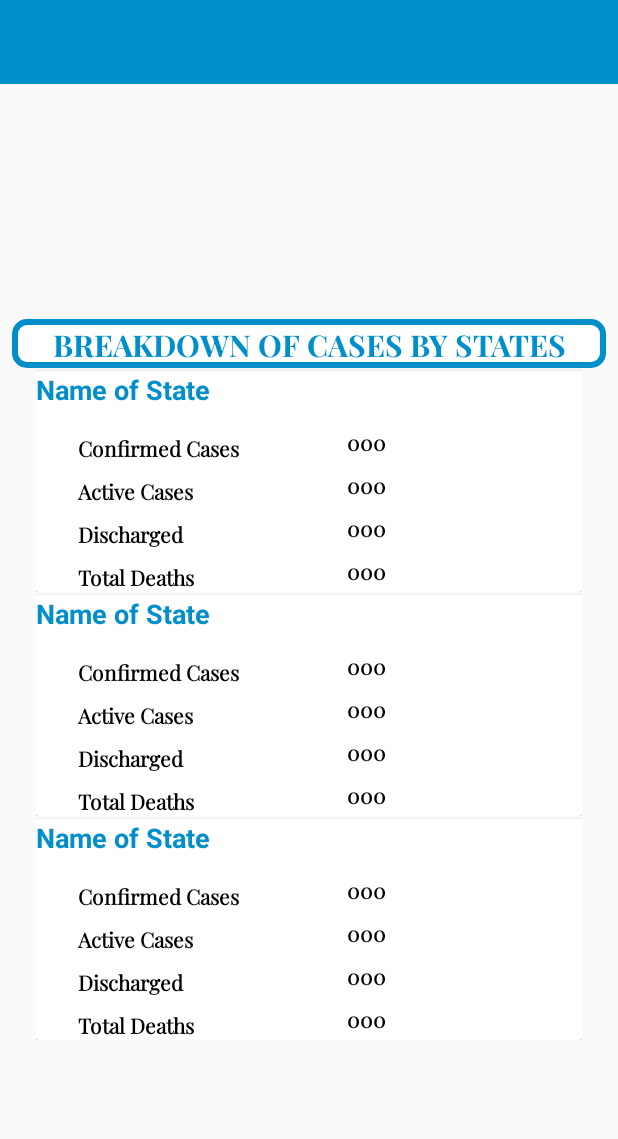
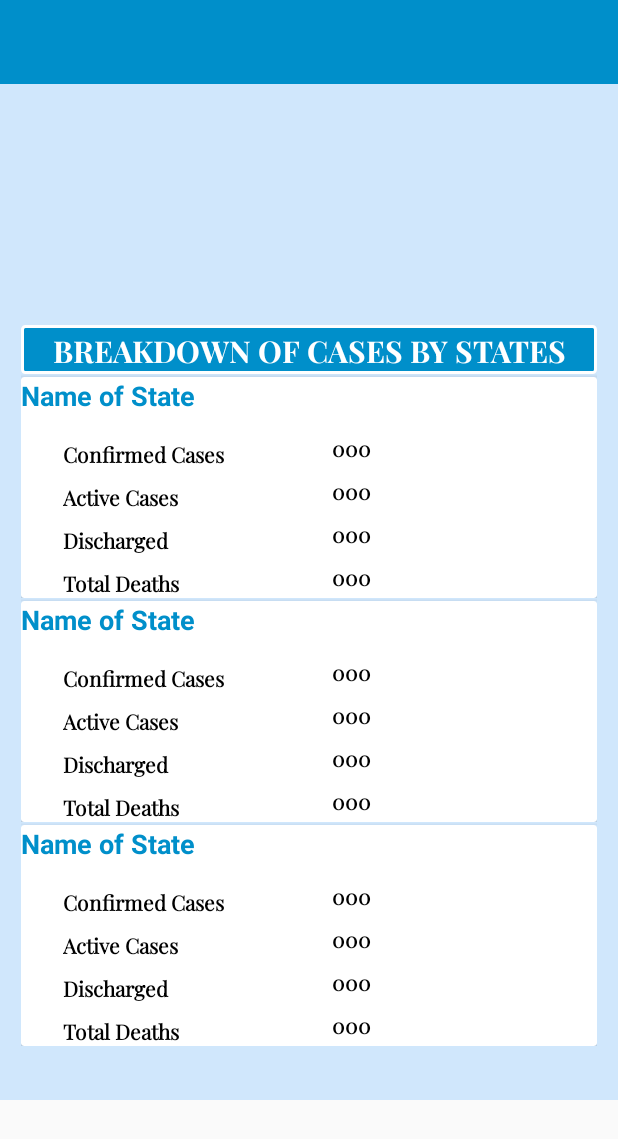
Before and after one commit to Charlyco/Covid-19-Self-Test, an Android app: the layout activity_statistics.xml on its own in the app's theme, with its tools: preview values and no code run, on a phone screen of 412 x 824 dp. Shown: the top 1139 px of the screen. Run offline under Robolectric (Android 15) with nearby library versions, the phone set to English and light mode, and no system bars.

Commit message:
modify statistics activity UI

```diff
--- a/app/src/main/res/drawable/rounded_img_btn.xml
+++ b/app/src/main/res/drawable/rounded_img_btn.xml
@@ -1,6 +1,6 @@
 <?xml version="1.0" encoding="utf-8"?>
 <shape xmlns:android="http://schemas.android.com/apk/res/android" android:shape="rectangle">
-    <corners android:radius="6dp"/>
+    <corners android:radius="2dp"/>
     <stroke android:width="4dp"/>
     <stroke android:color="@color/app_color3" />
     <solid android:color="@color/app_blue2"/>
--- a/app/src/main/res/drawable/textview_style.xml
+++ b/app/src/main/res/drawable/textview_style.xml
@@ -1,8 +1,8 @@
 <?xml version="1.0" encoding="utf-8"?>
 <shape xmlns:android="http://schemas.android.com/apk/res/android" android:shape="rectangle">
     <corners android:radius="2dp"/>
-    <stroke android:width="4dp"/>
+    <stroke android:width="2dp"/>
     <stroke android:color="@color/white"/>
-    <solid android:color="@color/white"/>
+    <solid android:color="@color/app_blue2"/>
 
 </shape>
--- a/app/src/main/res/layout/activity_statistics.xml
+++ b/app/src/main/res/layout/activity_statistics.xml
@@ -1,11 +1,11 @@
 <?xml version="1.0" encoding="utf-8"?>
 
-    <LinearLayout xmlns:android="http://schemas.android.com/apk/res/android"
+<androidx.constraintlayout.widget.ConstraintLayout xmlns:android="http://schemas.android.com/apk/res/android"
     xmlns:app="http://schemas.android.com/apk/res-auto"
     xmlns:tools="http://schemas.android.com/tools"
     android:layout_width="match_parent"
-        android:layout_height="match_parent"
-        android:orientation="vertical">
+    android:layout_height="wrap_content"
+    android:background="@color/app_blue">
 
     <androidx.appcompat.widget.Toolbar
         android:id="@+id/statisticsToolbar"
@@ -21,41 +21,46 @@
         app:titleTextColor="@color/white" />
 
     <ScrollView
-        android:layout_width="match_parent"
-        android:layout_height="match_parent"
-        android:paddingStart="8dp"
+        android:layout_width="384dp"
+        android:layout_height="677dp"
+        android:layout_marginStart="16dp"
+        android:layout_marginEnd="16dp"
         android:paddingTop="4dp"
-        android:paddingEnd="8dp"
         android:paddingBottom="4dp"
+        app:layout_constraintEnd_toEndOf="parent"
+        app:layout_constraintStart_toStartOf="parent"
+        app:layout_constraintTop_toBottomOf="@+id/statisticsToolbar"
         tools:context=".statistics.Covid_19_stat">
 
-
         <androidx.constraintlayout.widget.ConstraintLayout
+            android:id="@+id/linearLayout_stat"
             android:layout_width="match_parent"
-            android:layout_height="wrap_content">
+            android:layout_height="wrap_content"
+            android:orientation="horizontal">
 
             <LinearLayout
                 android:id="@+id/linearLayout_total"
                 android:layout_width="wrap_content"
                 android:layout_height="wrap_content"
-                android:layout_marginTop="16dp"
                 android:orientation="vertical"
                 android:visibility="invisible"
                 app:layout_constraintStart_toStartOf="parent"
-                app:layout_constraintTop_toTopOf="parent">
+                app:layout_constraintTop_toTopOf="parent"
+                tools:layout_editor_absoluteY="16dp">
 
                 <TextView
                     android:id="@+id/totalSamplesState"
                     android:layout_width="match_parent"
                     android:layout_height="wrap_content"
-                    android:layout_marginStart="16dp"
                     android:layout_marginTop="4dp"
-                    android:layout_marginEnd="16dp"
+                    android:layout_marginEnd="8dp"
                     android:background="@drawable/textview_style"
                     android:fontFamily="@font/playfair_display_bold"
                     android:paddingStart="4dp"
-                    android:paddingEnd="4dp"
-                    android:textColor="@color/app_blue2"
+                    android:paddingTop="2dp"
+                    android:paddingEnd="1dp"
+                    android:paddingBottom="2dp"
+                    android:textColor="@color/white"
                     android:textSize="16sp"
                     android:textStyle="bold"
                     tools:text="Total Samples Tested" />
@@ -64,14 +69,15 @@
                     android:id="@+id/totalConfirmedCases"
                     android:layout_width="match_parent"
                     android:layout_height="wrap_content"
-                    android:layout_marginStart="16dp"
                     android:layout_marginTop="2dp"
-                    android:layout_marginEnd="16dp"
+                    android:layout_marginEnd="8dp"
                     android:background="@drawable/textview_style"
                     android:fontFamily="@font/playfair_display_bold"
                     android:paddingStart="4dp"
-                    android:paddingEnd="4dp"
-                    android:textColor="@color/app_blue2"
+                    android:paddingTop="2dp"
+                    android:paddingEnd="1dp"
+                    android:paddingBottom="2dp"
+                    android:textColor="@color/white"
                     android:textSize="16sp"
                     android:textStyle="bold"
                     tools:text="TotalConfirmedCases" />
@@ -80,14 +86,15 @@
                     android:id="@+id/activeCases"
                     android:layout_width="match_parent"
                     android:layout_height="wrap_content"
-                    android:layout_marginStart="16dp"
                     android:layout_marginTop="2dp"
-                    android:layout_marginEnd="16dp"
+                    android:layout_marginEnd="8dp"
                     android:background="@drawable/textview_style"
                     android:fontFamily="@font/playfair_display_bold"
                     android:paddingStart="4dp"
-                    android:paddingEnd="4dp"
-                    android:textColor="@color/app_blue2"
+                    android:paddingTop="2dp"
+                    android:paddingEnd="1dp"
+                    android:paddingBottom="2dp"
+                    android:textColor="@color/white"
                     android:textSize="16sp"
                     android:textStyle="bold"
                     tools:text="Active Cases" />
@@ -96,14 +103,15 @@
                     android:id="@+id/discharged"
                     android:layout_width="match_parent"
                     android:layout_height="wrap_content"
-                    android:layout_marginStart="16dp"
                     android:layout_marginTop="2dp"
-                    android:layout_marginEnd="16dp"
+                    android:layout_marginEnd="8dp"
                     android:background="@drawable/textview_style"
                     android:fontFamily="@font/playfair_display_bold"
                     android:paddingStart="4dp"
-                    android:paddingEnd="4dp"
-                    android:textColor="@color/app_blue2"
+                    android:paddingTop="2dp"
+                    android:paddingEnd="1dp"
+                    android:paddingBottom="2dp"
+                    android:textColor="@color/white"
                     android:textSize="16sp"
                     android:textStyle="bold"
                     tools:text="Total Discharged" />
@@ -112,13 +120,14 @@
                     android:id="@+id/deaths"
                     android:layout_width="match_parent"
                     android:layout_height="wrap_content"
-                    android:layout_marginStart="16dp"
                     android:layout_marginTop="2dp"
-                    android:layout_marginEnd="16dp"
+                    android:layout_marginEnd="8dp"
                     android:background="@drawable/textview_style"
                     android:fontFamily="@font/playfair_display_bold"
                     android:paddingStart="4dp"
-                    android:paddingEnd="4dp"
+                    android:paddingTop="2dp"
+                    android:paddingEnd="1dp"
+                    android:paddingBottom="2dp"
                     android:textColor="@color/red"
                     android:textSize="16sp"
                     android:textStyle="bold"
@@ -129,16 +138,14 @@
                 android:id="@+id/breakdown"
                 android:layout_width="match_parent"
                 android:layout_height="wrap_content"
-                android:layout_marginStart="0dp"
                 android:layout_marginTop="8dp"
-                android:layout_marginEnd="0dp"
-                android:background="@drawable/rounded_button_solid"
+                android:background="@drawable/textview_style"
                 android:fontFamily="@font/playfair_display_bold"
                 android:paddingTop="2dp"
                 android:paddingBottom="2dp"
                 android:text="@string/breakdown"
                 android:textAlignment="center"
-                android:textColor="@color/app_blue2"
+                android:textColor="@color/white"
                 android:textSize="20sp"
                 android:textStyle="bold"
                 app:layout_constraintEnd_toEndOf="parent"
@@ -149,8 +156,6 @@
                 android:id="@+id/statesRecyclerView"
                 android:layout_width="0dp"
                 android:layout_height="wrap_content"
-                android:layout_marginStart="16dp"
-                android:layout_marginEnd="16dp"
                 app:layout_constraintBottom_toBottomOf="parent"
                 app:layout_constraintEnd_toEndOf="parent"
                 app:layout_constraintHorizontal_bias="0.0"
@@ -173,9 +178,8 @@
             <LinearLayout
                 android:id="@+id/total_values_layout"
                 android:layout_width="132dp"
-                android:layout_height="135dp"
-                android:layout_marginStart="16dp"
-                android:layout_marginTop="16dp"
+                android:layout_height="wrap_content"
+                android:layout_marginStart="32dp"
                 android:orientation="vertical"
                 android:visibility="invisible"
                 app:layout_constraintStart_toEndOf="@+id/linearLayout_total"
@@ -190,9 +194,11 @@
                     android:background="@drawable/textview_style"
                     android:fontFamily="@font/playfair_display_bold"
                     android:paddingStart="4dp"
+                    android:paddingTop="2dp"
                     android:paddingEnd="4dp"
-                    android:textAlignment="center"
-                    android:textColor="@color/app_blue2"
+                    android:paddingBottom="2dp"
+                    android:textAlignment="textStart"
+                    android:textColor="@color/white"
                     android:textSize="16sp"
                     android:textStyle="bold"
                     tools:text="@string/zero" />
@@ -206,9 +212,11 @@
                     android:background="@drawable/textview_style"
                     android:fontFamily="@font/playfair_display_bold"
                     android:paddingStart="4dp"
+                    android:paddingTop="2dp"
                     android:paddingEnd="4dp"
-                    android:textAlignment="center"
-                    android:textColor="@color/app_blue2"
+                    android:paddingBottom="2dp"
+                    android:textAlignment="textStart"
+                    android:textColor="@color/white"
                     android:textSize="16sp"
                     android:textStyle="bold"
                     tools:text="@string/zero" />
@@ -222,9 +230,11 @@
                     android:background="@drawable/textview_style"
                     android:fontFamily="@font/playfair_display_bold"
                     android:paddingStart="4dp"
+                    android:paddingTop="2dp"
                     android:paddingEnd="4dp"
-                    android:textAlignment="center"
-                    android:textColor="@color/app_blue2"
+                    android:paddingBottom="2dp"
+                    android:textAlignment="textStart"
+                    android:textColor="@color/white"
                     android:textSize="16sp"
                     android:textStyle="bold"
                     tools:text="@string/zero" />
@@ -238,9 +248,11 @@
                     android:background="@drawable/textview_style"
                     android:fontFamily="@font/playfair_display_bold"
                     android:paddingStart="4dp"
+                    android:paddingTop="2dp"
                     android:paddingEnd="4dp"
-                    android:textAlignment="center"
-                    android:textColor="@color/app_blue2"
+                    android:paddingBottom="2dp"
+                    android:textAlignment="textStart"
+                    android:textColor="@color/white"
                     android:textSize="16sp"
                     android:textStyle="bold"
                     tools:text="@string/zero" />
@@ -254,8 +266,10 @@
                     android:background="@drawable/textview_style"
                     android:fontFamily="@font/playfair_display_bold"
                     android:paddingStart="4dp"
+                    android:paddingTop="2dp"
                     android:paddingEnd="4dp"
-                    android:textAlignment="center"
+                    android:paddingBottom="2dp"
+                    android:textAlignment="textStart"
                     android:textColor="@color/red"
                     android:textSize="16sp"
                     android:textStyle="bold"
@@ -264,4 +278,4 @@
             </LinearLayout>
         </androidx.constraintlayout.widget.ConstraintLayout>
     </ScrollView>
-</LinearLayout>
+</androidx.constraintlayout.widget.ConstraintLayout>
```
Lines whose indentation alone changed are shown as unchanged.
